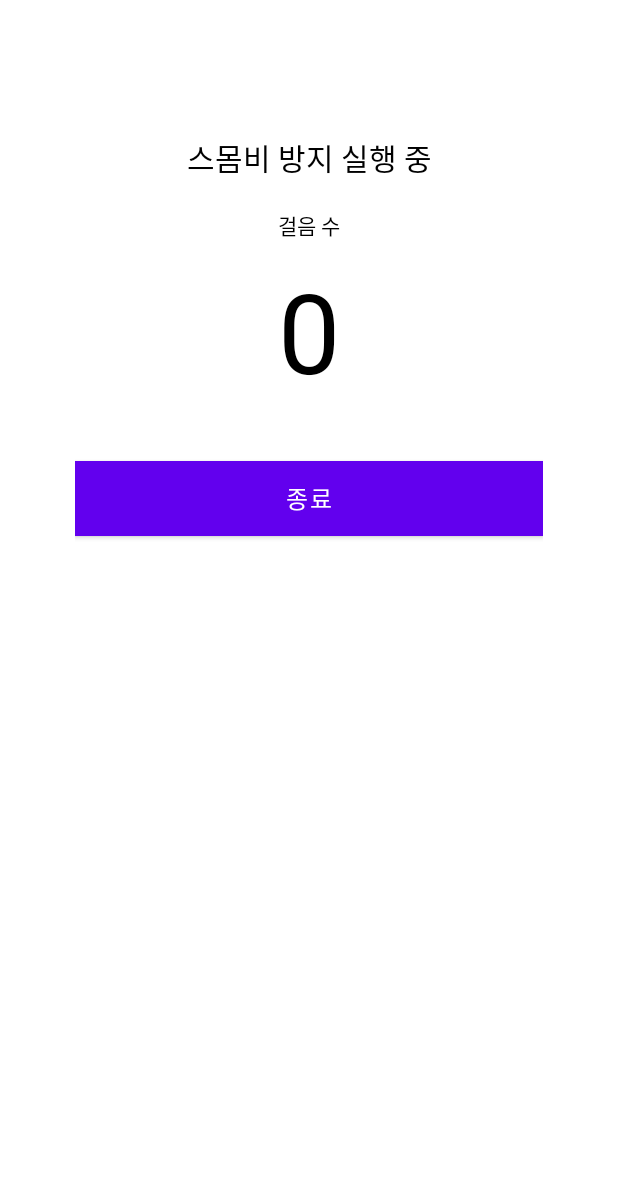
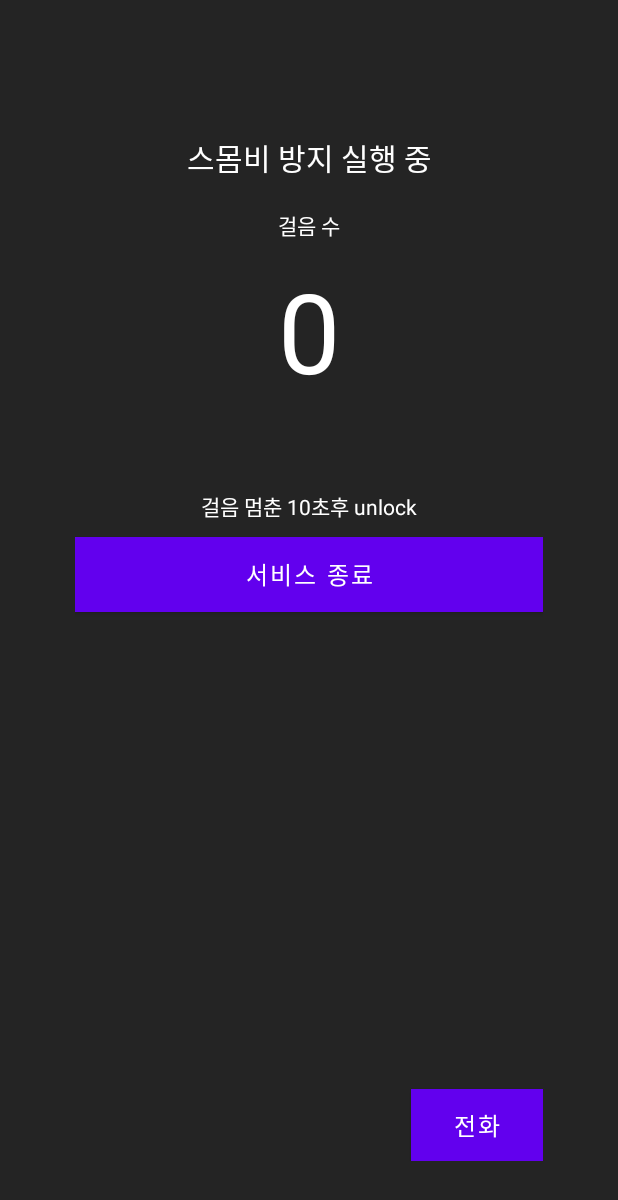
Before and after one commit to ji-e/SmombieApp2, an Android app: the layout lock_screen_view.xml on its own in the app's theme, with its tools: preview values and no code run, on a phone screen of 412 x 824 dp. Shown: the top 1200 px of the screen. Run offline under Robolectric (Android 15) with nearby library versions, the phone set to English and light mode, and no system bars.

Commit message:
정리중

```diff
--- a/app/src/main/java/com/example/smombieapp/brodcast/ScreenBR.kt
+++ b/app/src/main/java/com/example/smombieapp/brodcast/ScreenReceiver.kt
@@ -7,7 +7,7 @@ import android.content.IntentFilter
 import com.example.smombieapp.utils.LogUtil
 
 
-class ScreenBR : BroadcastReceiver() {
+class ScreenReceiver : BroadcastReceiver() {
     var isScreenON = true
     override fun onReceive(context: Context?, intent: Intent?) {
         val action = intent!!.action
--- a/app/src/main/java/com/example/smombieapp/utils/Constants.kt
+++ b/app/src/main/java/com/example/smombieapp/utils/Constants.kt
@@ -16,5 +16,7 @@ object Constants {
 
 
     const val EXCEL_FILE_NAME = "smombieApp_log"
-
+    const val START_SERVICE_TIME = "START_SERVICE_TIME"
+    const val STOP_SERVICE_TIME = "STOP_SERVICE_TIME"
+    const val SMOMBIE_STEP = "SMOMBIE_STEP"
 }
--- a/app/src/main/res/layout/lock_screen_view.xml
+++ b/app/src/main/res/layout/lock_screen_view.xml
@@ -5,12 +5,12 @@
     android:layout_width="match_parent"
     android:layout_height="match_parent"
     android:orientation="vertical"
-    android:background="@color/white"
+    android:background="@color/color_242424"
     android:padding="@dimen/dimen_50dp">
 
 
     <TextView
-        style="@style/Font_20_000000"
+        style="@style/Font_20_FFFFFF"
         android:layout_width="match_parent"
         android:layout_height="wrap_content"
         android:gravity="center"
@@ -19,7 +19,7 @@
         app:layout_constraintTop_toTopOf="parent" />
 
     <TextView
-        style="@style/Font_14_000000"
+        style="@style/Font_14_FFFFFF"
         android:layout_width="match_parent"
         android:layout_height="wrap_content"
         android:layout_marginTop="@dimen/dimen_20dp"
@@ -30,7 +30,7 @@
 
     <TextView
         android:id="@+id/lock_screen_step_cnt"
-        style="@style/Font_74_000000"
+        style="@style/Font_74_FFFFFF"
         android:layout_width="match_parent"
         android:layout_height="wrap_content"
         android:layout_marginTop="@dimen/dimen_20dp"
@@ -39,12 +39,40 @@
         app:layout_constraintTop_toTopOf="parent"
         tools:text="0" />
 
+    <TextView
+        android:id="@+id/lock_screen_msg"
+        style="@style/Font_14_FFFFFF"
+        android:layout_width="match_parent"
+        android:layout_height="wrap_content"
+        android:layout_marginTop="@dimen/dimen_20dp"
+        android:layout_marginBottom="@dimen/dimen_10dp"
+        android:gravity="center"
+        app:layout_constraintTop_toTopOf="parent"
+        tools:text="@string/lock_screen_view_msg" />
+
+
     <Button
         android:background="@color/purple_500"
-        android:id="@+id/lock_screen_btn"
+        android:id="@+id/lock_screen_btn_exit"
         style="@style/Font_16_FFFFFF"
         android:layout_width="match_parent"
         android:layout_height="@dimen/dimen_50dp"
         android:text="@string/btn_exit" />
 
+
+    <FrameLayout
+        android:layout_width="wrap_content"
+        android:layout_height="0dp"
+        android:layout_weight="1"/>
+
+
+    <Button
+        android:background="@color/purple_500"
+        android:id="@+id/lock_screen_btn_call"
+        android:layout_width="wrap_content"
+        android:layout_height="wrap_content"
+        android:layout_gravity="end"
+        style="@style/Font_16_FFFFFF"
+        android:text="@string/btn_call"/>
+
 </LinearLayout>
--- a/app/src/main/res/values/strings.xml
+++ b/app/src/main/res/values/strings.xml
@@ -4,7 +4,8 @@
     <string name="notification_body">스몸비 방지 실행 중</string>
 
     <string name="btn_confirm">확인</string>
-    <string name="btn_exit">종료</string>
+    <string name="btn_exit">서비스 종료</string>
+    <string name="btn_call">전화</string>
 
     <string name="permission_title">권한 설정</string>
 
@@ -16,4 +17,5 @@
 
     <string name="lock_screen_view_title">스몸비 방지 실행 중</string>
     <string name="lock_screen_view_step_cnt">걸음 수 </string>
+    <string name="lock_screen_view_msg">걸음 멈춘 10초후 unlock </string>
 </resources>
--- a/app/src/main/res/values/styles.xml
+++ b/app/src/main/res/values/styles.xml
@@ -104,6 +104,12 @@
         <item name="android:includeFontPadding">false</item>
     </style>
 
+    <style name="Font_20_FFFFFF">
+        <item name="android:textColor">@color/color_FFFFFF</item>
+        <item name="android:textSize">@dimen/dimen_20dp</item>
+        <item name="android:includeFontPadding">false</item>
+    </style>
+
     <style name="Font_20_4E4BE8">
         <item name="android:textColor">@color/color_4E4BE8</item>
         <item name="android:textSize">@dimen/dimen_20dp</item>
@@ -134,4 +140,10 @@
         <item name="android:includeFontPadding">false</item>
     </style>
 
+    <style name="Font_74_FFFFFF">
+        <item name="android:textColor">@color/color_FFFFFF</item>
+        <item name="android:textSize">@dimen/dimen_74dp</item>
+        <item name="android:includeFontPadding">false</item>
+    </style>
+
 </resources>
```
Also changed, not shown: app/src/main/AndroidManifest.xml (+17 -6 lines), app/src/main/java/com/example/smombieapp/base/BaseApplication.kt (+7 -0 lines), app/src/main/java/com/example/smombieapp/brodcast/CallReceiver.kt (added, +47 -0 lines), app/src/main/java/com/example/smombieapp/service/StepService.kt (+82 -27 lines), app/src/main/java/com/example/smombieapp/utils/ExcelUtil.kt (+47 -34 lines), app/src/main/java/com/example/smombieapp/utils/excel.kt (added, +55 -0 lines), app/src/main/java/com/example/smombieapp/view/MainActivity.kt (+34 -140 lines), app/src/main/java/com/example/smombieapp/view/intro/PermissionActivity.kt (+5 -3 lines).
